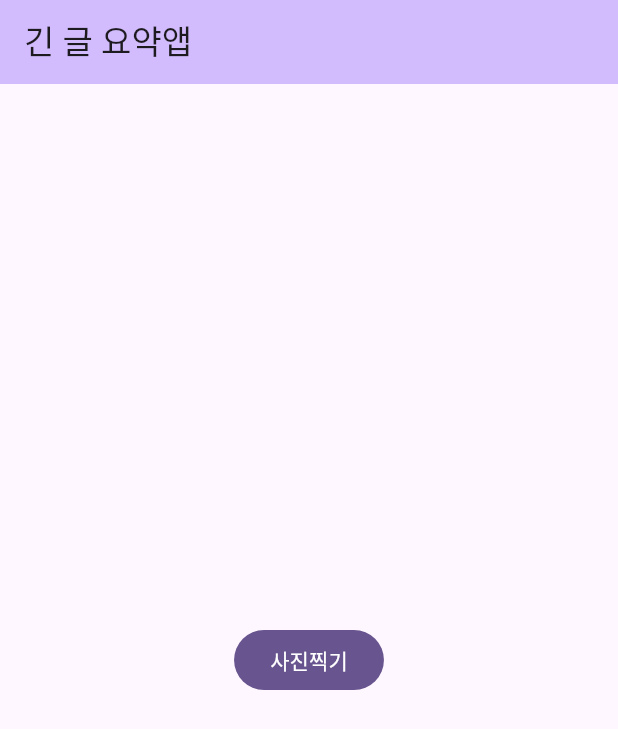
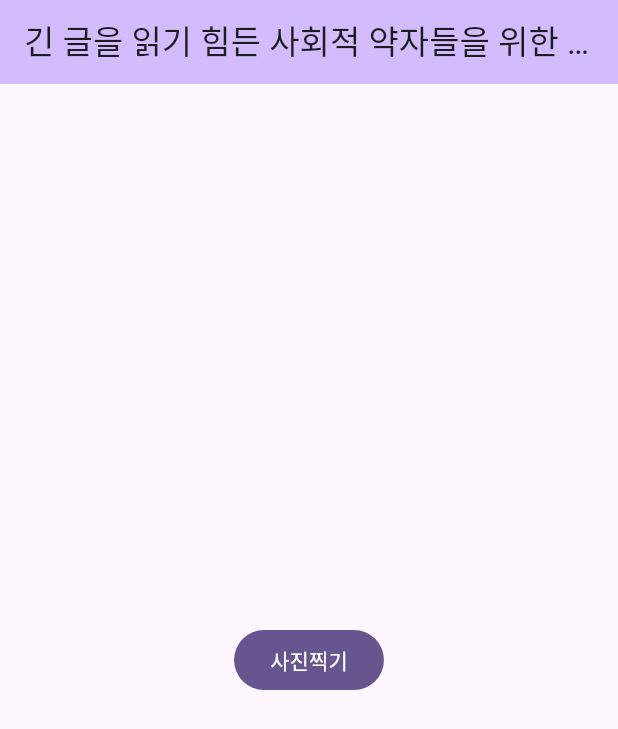
Before and after one commit to leothewhite/literacy-app, a Flutter app: the screen it shows after launch, on a phone screen of 412 x 824 dp. Shown: the top 729 px of the screen. Run offline on Flutter 3.47's test engine with Material 3 defaults, Android fonts, the light colour scheme and no system bars; our stand-ins replace audioplayers, camera.

Commit message:
Update main.dart
앱 타이틀 수정

```diff
--- a/lib/main.dart
+++ b/lib/main.dart
@@ -29,7 +29,7 @@
         colorScheme: ColorScheme.fromSeed(seedColor: Colors.deepPurple),
         useMaterial3: true,
       ),
-      home: const MyHomePage(title: '긴 글 요약앱'),
+      home: const MyHomePage(title: '긴 글을 읽기 힘든 사회적 약자들을 위한 앱(이런식으로 바꿔)'),
     );
   }
 }
```
